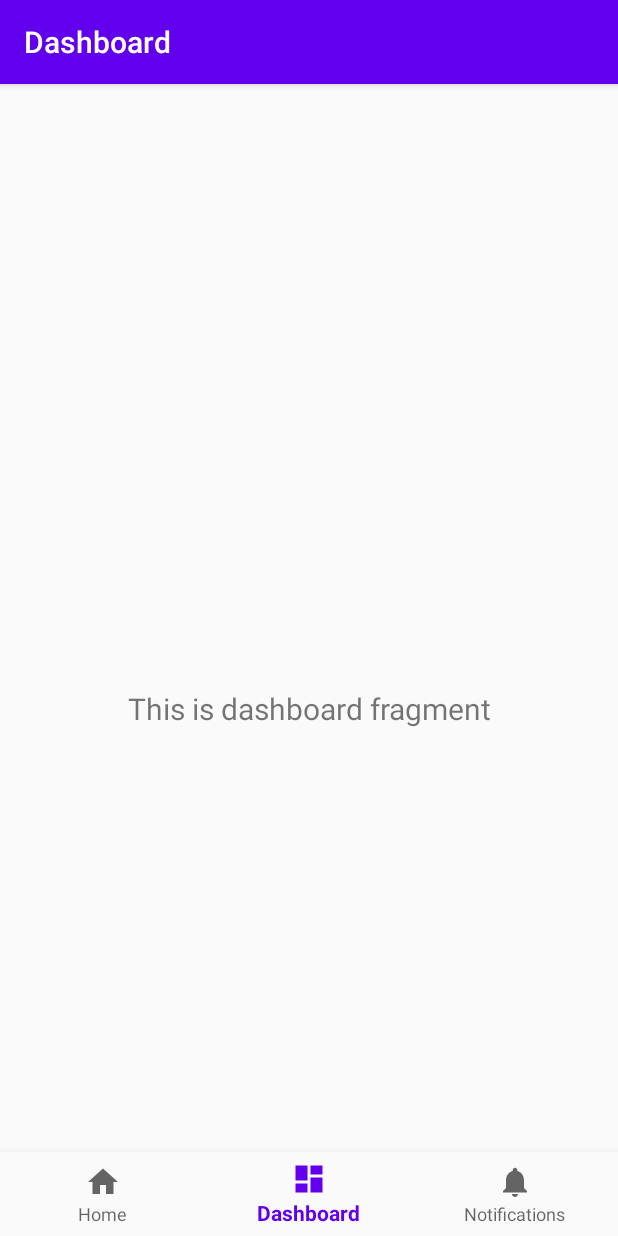
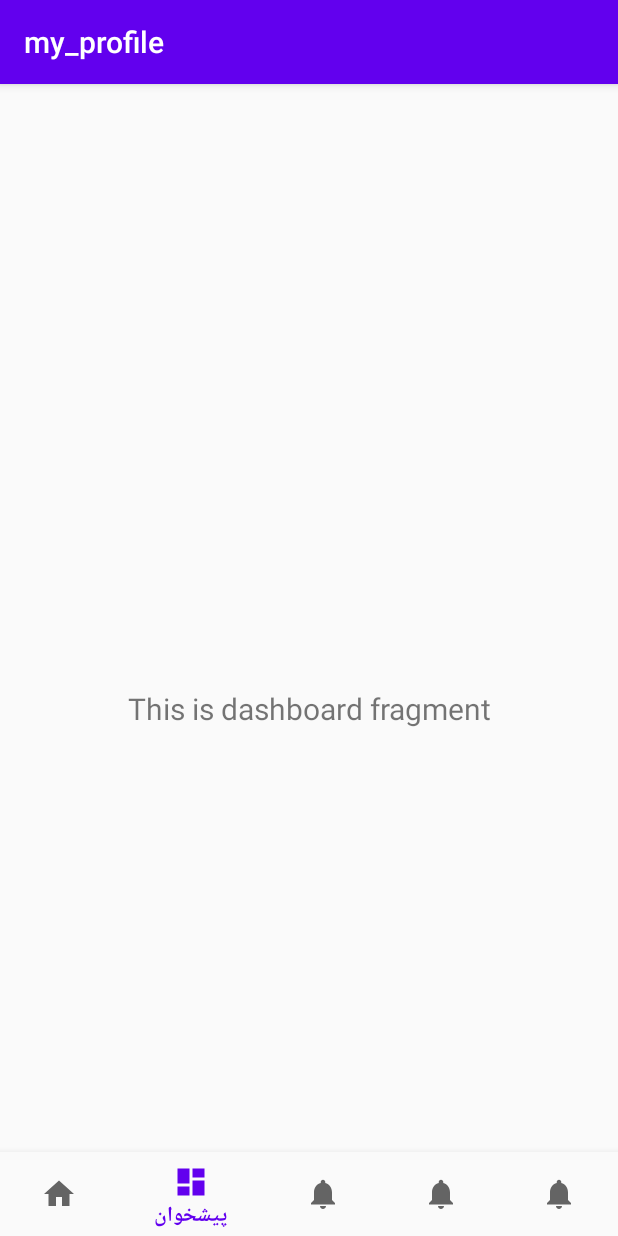
Before and after one commit to Amin-asvadi/KaraBourse, an Android app: the screen it shows after launch (MainActivity), item 2 of the bottom bar chosen, on a phone screen of 412 x 824 dp. Run offline under Robolectric (Android 15) with nearby library versions, the light colour scheme and no system bars; our stand-ins replace navigation-ui.

Commit message:
complete first page

```diff
--- a/app/src/main/java/com/example/karabourse/MainActivity.java
+++ b/app/src/main/java/com/example/karabourse/MainActivity.java
@@ -20,7 +20,7 @@
 		// Passing each menu ID as a set of Ids because each
 		// menu should be considered as top level destinations.
 		AppBarConfiguration appBarConfiguration = new AppBarConfiguration.Builder(
-				R.id.navigation_home, R.id.navigation_dashboard, R.id.navigation_notifications)
+				R.id.navigation_home, R.id.navigation_my_profile, R.id.navigation_categury)
 				.build();
 		NavController navController = Navigation.findNavController(this, R.id.nav_host_fragment);
 		NavigationUI.setupActionBarWithNavController(this, navController, appBarConfiguration);
--- /dev/null
+++ b/app/src/main/res/drawable/ic_search.xml
@@ -0,0 +1,10 @@
+<vector xmlns:android="http://schemas.android.com/apk/res/android"
+    android:width="24dp"
+    android:height="24dp"
+    android:viewportWidth="24"
+    android:viewportHeight="24"
+    android:tint="?attr/colorControlNormal">
+  <path
+      android:fillColor="@android:color/white"
+      android:pathData="M15.5,14h-0.79l-0.28,-0.27C15.41,12.59 16,11.11 16,9.5 16,5.91 13.09,3 9.5,3S3,5.91 3,9.5 5.91,16 9.5,16c1.61,0 3.09,-0.59 4.23,-1.57l0.27,0.28v0.79l5,4.99L20.49,19l-4.99,-5zM9.5,14C7.01,14 5,11.99 5,9.5S7.01,5 9.5,5 14,7.01 14,9.5 11.99,14 9.5,14z"/>
+</vector>
--- a/app/src/main/res/menu/bottom_nav_menu.xml
+++ b/app/src/main/res/menu/bottom_nav_menu.xml
@@ -4,16 +4,26 @@
     <item
         android:id="@+id/navigation_home"
         android:icon="@drawable/ic_home_black_24dp"
-        android:title="@string/title_home" />
+        android:title="صفحه اصلی" />
 
     <item
-        android:id="@+id/navigation_dashboard"
+        android:id="@+id/navigation_my_profile"
         android:icon="@drawable/ic_dashboard_black_24dp"
-        android:title="@string/title_dashboard" />
+        android:title="@string/profile" />
 
     <item
-        android:id="@+id/navigation_notifications"
+        android:id="@+id/navigation_categury"
         android:icon="@drawable/ic_notifications_black_24dp"
-        android:title="@string/title_notifications" />
+        android:title="@string/categoty" />
+    <item
+        android:id="@+id/navigation_orders"
+        android:icon="@drawable/ic_notifications_black_24dp"
+        android:title="@string/orders" />
+    <item
+        android:id="@+id/navigation_search"
+        android:icon="@drawable/ic_notifications_black_24dp"
+        android:title="@string/search" />
+
+
 
 </menu>
--- a/app/src/main/res/navigation/mobile_navigation.xml
+++ b/app/src/main/res/navigation/mobile_navigation.xml
@@ -12,14 +12,24 @@
         tools:layout="@layout/fragment_home" />
 
     <fragment
-        android:id="@+id/navigation_dashboard"
+        android:id="@+id/navigation_my_profile"
         android:name="com.example.karabourse.ui.dashboard.DashboardFragment"
-        android:label="@string/title_dashboard"
+        android:label="my_profile"
         tools:layout="@layout/fragment_dashboard" />
 
     <fragment
-        android:id="@+id/navigation_notifications"
+        android:id="@+id/navigation_categury"
         android:name="com.example.karabourse.ui.notifications.NotificationsFragment"
-        android:label="@string/title_notifications"
+        android:label="category"
+        tools:layout="@layout/fragment_notifications" />
+    <fragment
+        android:id="@+id/navigation_orders"
+        android:name="com.example.karabourse.ui.notifications.NotificationsFragment"
+        android:label="orders"
+        tools:layout="@layout/fragment_notifications" />
+    <fragment
+        android:id="@+id/navigation_search"
+        android:name="com.example.karabourse.ui.notifications.NotificationsFragment"
+        android:label="search"
         tools:layout="@layout/fragment_notifications" />
 </navigation>
--- a/app/src/main/res/values/strings.xml
+++ b/app/src/main/res/values/strings.xml
@@ -3,4 +3,8 @@
     <string name="title_home">Home</string>
     <string name="title_dashboard">Dashboard</string>
     <string name="title_notifications">Notifications</string>
+    <string name="categoty">دسته بندی ها</string>
+    <string name="orders">سفارشات</string>
+    <string name="search">جستجو</string>
+    <string name="profile">پیشخوان</string>
 </resources>
```
